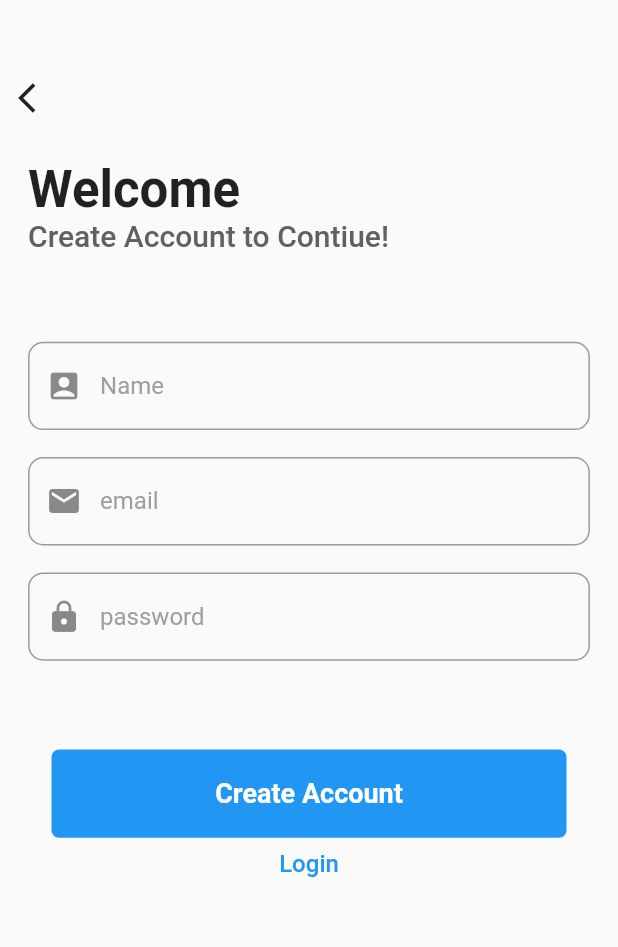
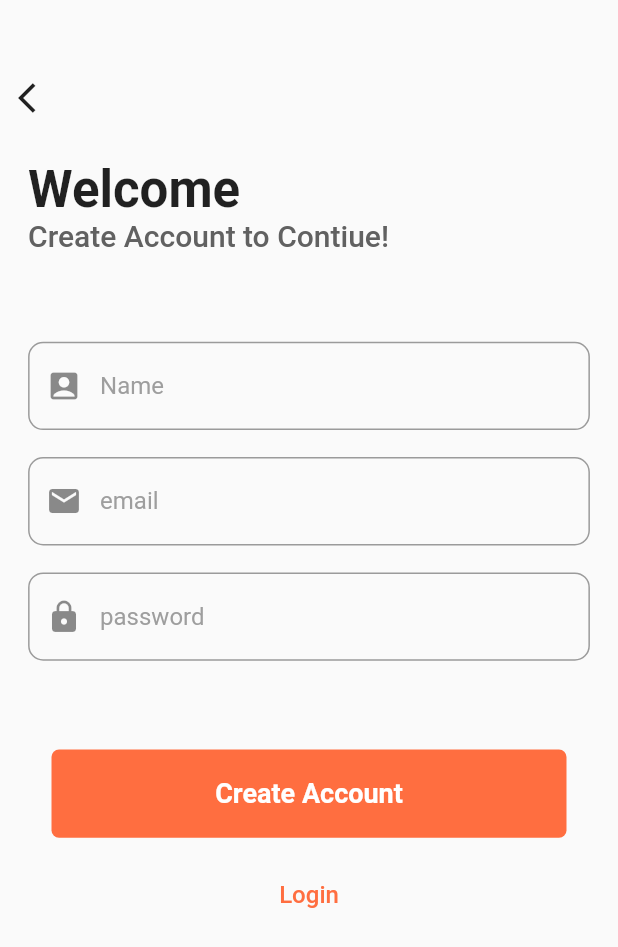
Before and after one commit to MohdShibin/Community-Building-App, a Flutter app: the screen it shows after launch, after a tap on "Create Account", on a phone screen of 412 x 824 dp. Shown: the top 947 px of the screen. Run offline on Flutter 3.47's test engine with Material 2 defaults, Android fonts, the phone set to English and light mode, and no system bars; our stand-ins replace cloud_firestore, firebase_auth, firebase_core; accounts and stored records are empty.

Commit message:
updated ui

```diff
--- a/lib/pages/add_members_page.dart
+++ b/lib/pages/add_members_page.dart
@@ -69,6 +69,7 @@ class _AddMembersPageState extends State<AddMembersPage> {
     return Scaffold(
       appBar: AppBar(
         title: Text("Add Members"),
+        backgroundColor: Colors.black,
       ),
       body: SingleChildScrollView(
         child: Column(
@@ -108,6 +109,9 @@ class _AddMembersPageState extends State<AddMembersPage> {
                 : ElevatedButton(
               onPressed: onSearch,
               child: Text("Search"),
+              style: ElevatedButton.styleFrom(
+                primary: Colors.deepOrangeAccent,
+              ),
             ),
             userMap != null
                 ? ListTile(
--- a/lib/pages/community_info_page.dart
+++ b/lib/pages/community_info_page.dart
@@ -259,7 +259,7 @@ class _CommunityInfoPageState extends State<CommunityInfoPage> {
                   color: Colors.redAccent,
                 ),
                 title: Text(
-                  "Leave Group",
+                  "Leave Community",
                   style: TextStyle(
                     fontSize: size.width / 22,
                     fontWeight: FontWeight.w500,
--- a/lib/pages/create_account_page.dart
+++ b/lib/pages/create_account_page.dart
@@ -23,7 +23,9 @@ class _CreateAccountPageState extends State<CreateAccountPage> {
         child: Container(
           height: size.height / 20,
           width: size.height / 20,
-          child: CircularProgressIndicator(),
+          child: CircularProgressIndicator(
+            color: Colors.deepOrangeAccent,
+          ),
         ),
       )
           : SingleChildScrollView(
@@ -90,6 +92,9 @@ class _CreateAccountPageState extends State<CreateAccountPage> {
               height: size.height / 20,
             ),
             customButton(size),
+            SizedBox(
+              height: size.height / 40,
+            ),
             Padding(
               padding: const EdgeInsets.all(8.0),
               child: GestureDetector(
@@ -97,7 +102,7 @@ class _CreateAccountPageState extends State<CreateAccountPage> {
                 child: Text(
                   "Login",
                   style: TextStyle(
-                    color: Colors.blue,
+                    color: Colors.deepOrangeAccent,
                     fontSize: 16,
                     fontWeight: FontWeight.w500,
                   ),
@@ -146,7 +151,7 @@ class _CreateAccountPageState extends State<CreateAccountPage> {
           width: size.width / 1.2,
           decoration: BoxDecoration(
             borderRadius: BorderRadius.circular(5),
-            color: Colors.blue,
+            color:  Colors.deepOrangeAccent,
           ),
           alignment: Alignment.center,
           child: Text(
--- a/lib/pages/login_page.dart
+++ b/lib/pages/login_page.dart
@@ -91,7 +91,7 @@ class _LoginPageState extends State<LoginPage> {
               child: Text(
                 "Create Account",
                 style: TextStyle(
-                  color: Colors.blue,
+                  color: Colors.deepOrangeAccent,
                   fontSize: 16,
                   fontWeight: FontWeight.w500,
                 ),
@@ -135,7 +135,7 @@ class _LoginPageState extends State<LoginPage> {
           width: size.width / 1.2,
           decoration: BoxDecoration(
             borderRadius: BorderRadius.circular(5),
-            color: Colors.blue,
+            color: Colors.deepOrangeAccent,
           ),
           alignment: Alignment.center,
           child: Text(
```
Also changed, not shown: lib/pages/community_chat_page.dart (+15 -2 lines), lib/pages/create_group_page.dart (+7 -3 lines), lib/pages/select_members_page.dart (+6 -1 lines).
